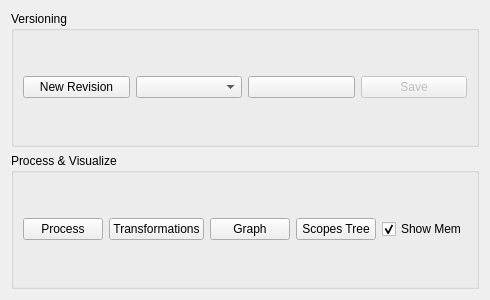
Qt form POGADE/pogadesourcecodeeditor.ui (polca-project/polca-toolbox) before a commit.
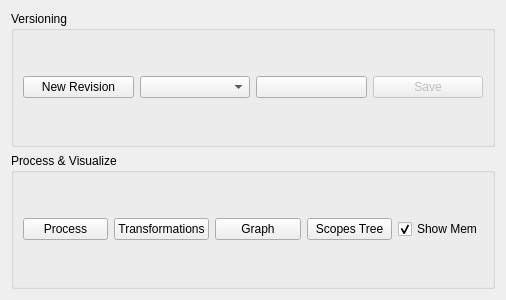
The same form after that commit. Icons and pictures are not drawn.

The edit to the form file:
```diff
--- a/POGADE/pogadesourcecodeeditor.ui
+++ b/POGADE/pogadesourcecodeeditor.ui
@@ -6,7 +6,7 @@
    <rect>
     <x>0</x>
     <y>0</y>
-    <width>486</width>
+    <width>506</width>
     <height>300</height>
    </rect>
   </property>
```
Left out of the diff: 4 changed lines with no effect on the pictures.
